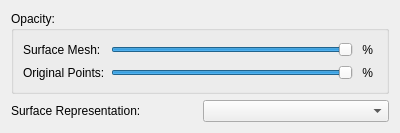
Above: rtUI/EPOptions.ui from pengwg/vurtigo before the change. Below: the same form after it.
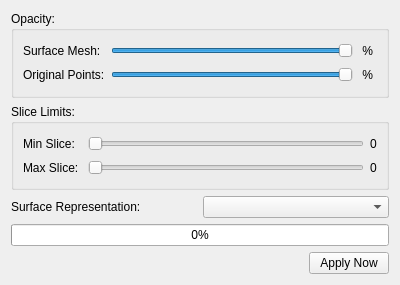
That is the form after the change.

Commit message:
Added a slice bounds widget to the EP data object. BugID:708 Analysis:
Resolution:

Reviewed by:

```diff
--- a/rtUI/EPOptions.ui
+++ b/rtUI/EPOptions.ui
@@ -7,7 +7,7 @@
     <x>0</x>
     <y>0</y>
     <width>400</width>
-    <height>133</height>
+    <height>285</height>
    </rect>
   </property>
   <property name="windowTitle">
@@ -77,6 +77,57 @@
      </layout>
     </widget>
    </item>
+   <item>
+    <widget class="QGroupBox" name="sliceLimitsGroupBox">
+     <property name="title">
+      <string>Slice Limits:</string>
+     </property>
+     <layout class="QGridLayout" name="gridLayout_2">
+      <item row="0" column="0">
+       <widget class="QLabel" name="label_4">
+        <property name="text">
+         <string>Min Slice:</string>
+        </property>
+       </widget>
+      </item>
+      <item row="0" column="1">
+       <widget class="QSlider" name="minSliceSlider">
+        <property name="orientation">
+         <enum>Qt::Horizontal</enum>
+        </property>
+       </widget>
+      </item>
+      <item row="1" column="0">
+       <widget class="QLabel" name="label_5">
+        <property name="text">
+         <string>Max Slice: </string>
+        </property>
+       </widget>
+      </item>
+      <item row="1" column="1">
+       <widget class="QSlider" name="maxSliceSlider">
+        <property name="orientation">
+         <enum>Qt::Horizontal</enum>
+        </property>
+       </widget>
+      </item>
+      <item row="0" column="2">
+       <widget class="QLabel" name="minSliceLabel">
+        <property name="text">
+         <string>0</string>
+        </property>
+       </widget>
+      </item>
+      <item row="1" column="2">
+       <widget class="QLabel" name="maxSliceLabel">
+        <property name="text">
+         <string>0</string>
+        </property>
+       </widget>
+      </item>
+     </layout>
+    </widget>
+   </item>
    <item>
     <layout class="QHBoxLayout" name="horizontalLayout">
      <item>
@@ -95,6 +146,37 @@
      </item>
     </layout>
    </item>
+   <item>
+    <widget class="QProgressBar" name="applyProgressBar">
+     <property name="value">
+      <number>0</number>
+     </property>
+    </widget>
+   </item>
+   <item>
+    <layout class="QHBoxLayout" name="horizontalLayout_2">
+     <item>
+      <spacer name="horizontalSpacer">
+       <property name="orientation">
+        <enum>Qt::Horizontal</enum>
+       </property>
+       <property name="sizeHint" stdset="0">
+        <size>
+         <width>40</width>
+         <height>20</height>
+        </size>
+       </property>
+      </spacer>
+     </item>
+     <item>
+      <widget class="QPushButton" name="applyAllNow">
+       <property name="text">
+        <string>Apply Now</string>
+       </property>
+      </widget>
+     </item>
+    </layout>
+   </item>
   </layout>
  </widget>
  <resources/>
```
The commit also changes 2 other files.
